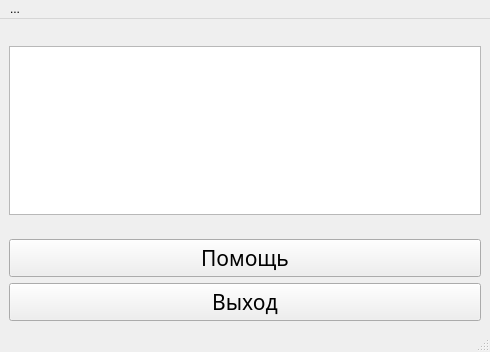
First picture: the form in CourseWork/traum.ui, repository Daria2001/Course_Work_TP, before the edit.
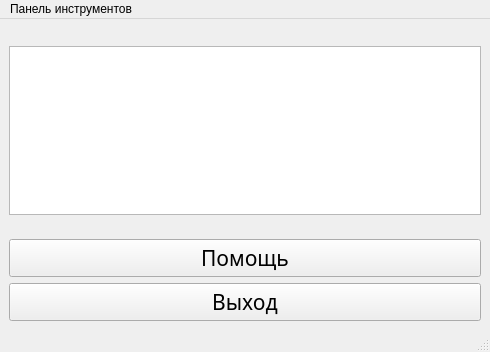
Second picture: the form after the edit.

Diff of the .ui file:
```diff
--- a/CourseWork/traum.ui
+++ b/CourseWork/traum.ui
@@ -115,7 +115,7 @@
    </property>
    <widget class="QMenu" name="menu">
     <property name="title">
-     <string>...</string>
+     <string>Панель инструментов</string>
     </property>
     <addaction name="separator"/>
     <addaction name="separator"/>
```
Left out of the diff: 12 changed lines with no effect on the pictures.
